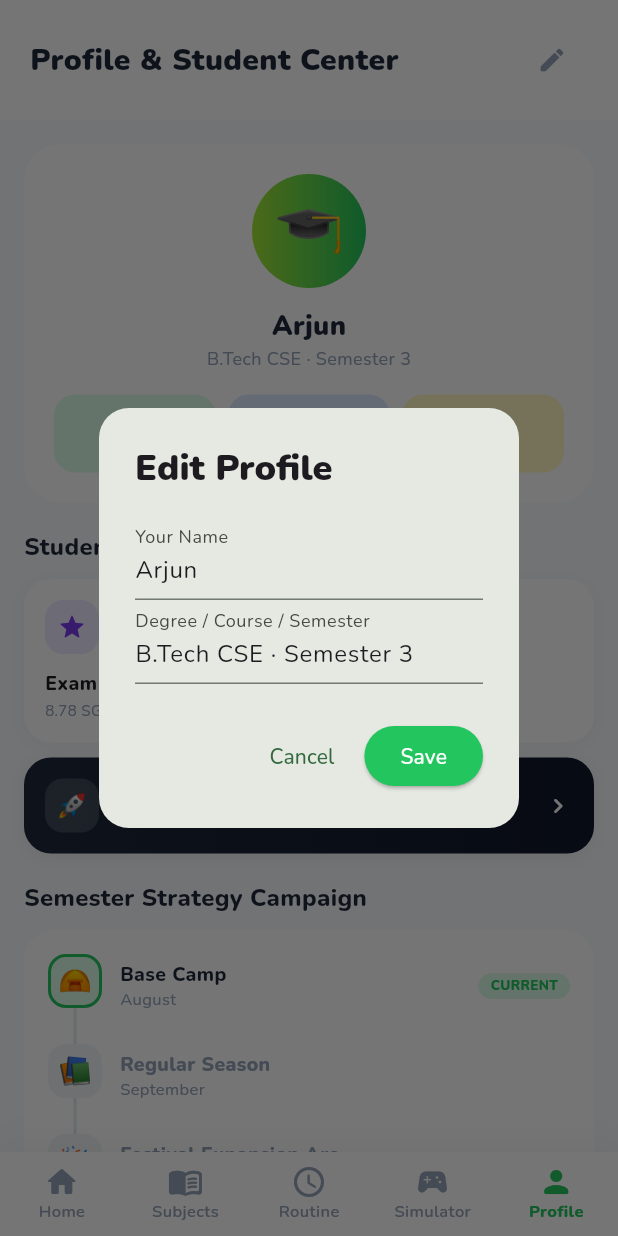
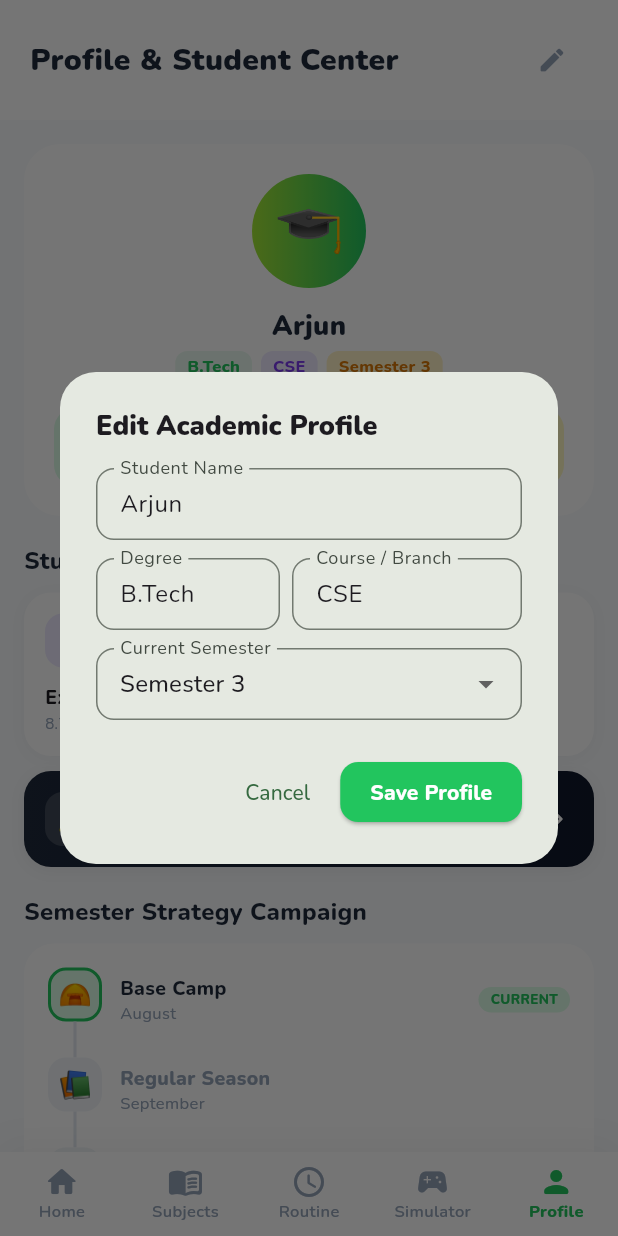
Before and after one commit to Diptish-De/attendance-tracker, a Flutter app: the screen it shows after launch, item 5 of the bottom bar chosen, after a tap on the "edit" icon, on a phone screen of 412 x 824 dp. Run offline on Flutter 3.47's test engine with Material 3 defaults, Android fonts, the phone set to English and light mode, and no system bars; our stand-ins replace google_fonts, shared_preferences.

Commit message:
feat: separate Degree, Course/Branch, and Semester into dedicated fields with custom selectors and profile chips

```diff
--- a/lib/screens/dashboard_screen.dart
+++ b/lib/screens/dashboard_screen.dart
@@ -105,7 +105,7 @@
                               ),
                             ),
                             Text(
-                              store.degree,
+                              store.academicDetailsFormatted,
                               style: const TextStyle(
                                 fontSize: 11,
                                 color: AppColors.textSecondary,
--- a/lib/screens/profile_screen.dart
+++ b/lib/screens/profile_screen.dart
@@ -95,12 +95,46 @@
                               color: AppColors.textPrimary,
                             ),
                           ),
-                          Text(
+                          const SizedBox(height: 4),
+                          Row(
+                            mainAxisAlignment: MainAxisAlignment.center,
+                            children: [
+                              Container(
+                                padding: const EdgeInsets.symmetric(horizontal: 8, vertical: 3),
+                                decoration: BoxDecoration(
+                                  color: AppColors.primary.withValues(alpha: 0.1),
+                                  borderRadius: BorderRadius.circular(8),
+                                ),
+                                child: Text(
                                   widget.store.degree,
-                            style: const TextStyle(
-                              fontSize: 12,
-                              color: AppColors.textSecondary,
+                                  style: const TextStyle(fontSize: 11, fontWeight: FontWeight.w800, color: AppColors.primary),
                                 ),
+                              ),
+                              const SizedBox(width: 6),
+                              Container(
+                                padding: const EdgeInsets.symmetric(horizontal: 8, vertical: 3),
+                                decoration: BoxDecoration(
+                                  color: const Color(0xFFEDE9FE),
+                                  borderRadius: BorderRadius.circular(8),
+                                ),
+                                child: Text(
+                                  widget.store.course,
+                                  style: const TextStyle(fontSize: 11, fontWeight: FontWeight.w800, color: Color(0xFF7C3AED)),
+                                ),
+                              ),
+                              const SizedBox(width: 6),
+                              Container(
+                                padding: const EdgeInsets.symmetric(horizontal: 8, vertical: 3),
+                                decoration: BoxDecoration(
+                                  color: const Color(0xFFFEF3C7),
+                                  borderRadius: BorderRadius.circular(8),
+                                ),
+                                child: Text(
+                                  widget.store.semester,
+                                  style: const TextStyle(fontSize: 11, fontWeight: FontWeight.w800, color: Color(0xFFD97706)),
+                                ),
+                              ),
+                            ],
                           ),
                           const SizedBox(height: 16),
                           Row(
@@ -423,37 +457,121 @@
   void _showEditProfileDialog(BuildContext context) {
     final nameCtrl = TextEditingController(text: widget.store.studentName);
     final degCtrl = TextEditingController(text: widget.store.degree);
+    final crsCtrl = TextEditingController(text: widget.store.course);
+    String selectedSem = widget.store.semester;
+
+    final semestersList = [
+      'Semester 1',
+      'Semester 2',
+      'Semester 3',
+      'Semester 4',
+      'Semester 5',
+      'Semester 6',
+      'Semester 7',
+      'Semester 8',
+    ];
+
+    if (!semestersList.contains(selectedSem)) {
+      semestersList.add(selectedSem);
+    }
 
     showDialog(
       context: context,
-      builder: (ctx) => AlertDialog(
-        shape: RoundedRectangleBorder(borderRadius: BorderRadius.circular(20)),
-        title: const Text('Edit Profile', style: TextStyle(fontWeight: FontWeight.w900)),
-        content: Column(
+      builder: (ctx) => StatefulBuilder(
+        builder: (context, setDialogState) => AlertDialog(
+          shape: RoundedRectangleBorder(borderRadius: BorderRadius.circular(24)),
+          title: const Text('Edit Academic Profile', style: TextStyle(fontWeight: FontWeight.w900, fontSize: 18)),
+          content: SingleChildScrollView(
+            child: Column(
               mainAxisSize: MainAxisSize.min,
+              crossAxisAlignment: CrossAxisAlignment.start,
               children: [
                 TextField(
                   controller: nameCtrl,
-              decoration: const InputDecoration(labelText: 'Your Name'),
+                  decoration: InputDecoration(
+                    labelText: 'Student Name',
+                    isDense: true,
+                    border: OutlineInputBorder(borderRadius: BorderRadius.circular(12)),
                   ),
-            TextField(
+                ),
+                const SizedBox(height: 12),
+                Row(
+                  children: [
+                    Expanded(
+                      flex: 4,
+                      child: TextField(
                         controller: degCtrl,
-              decoration: const InputDecoration(labelText: 'Degree / Course / Semester'),
+                        decoration: InputDecoration(
+                          labelText: 'Degree',
+                          hintText: 'e.g. B.Tech, B.Sc, BCA',
+                          isDense: true,
+                          border: OutlineInputBorder(borderRadius: BorderRadius.circular(12)),
+                        ),
+                      ),
+                    ),
+                    const SizedBox(width: 8),
+                    Expanded(
+                      flex: 5,
+                      child: TextField(
+                        controller: crsCtrl,
+                        decoration: InputDecoration(
+                          labelText: 'Course / Branch',
+                          hintText: 'e.g. CSE, ECE, IT',
+                          isDense: true,
+                          border: OutlineInputBorder(borderRadius: BorderRadius.circular(12)),
+                        ),
+                      ),
                     ),
                   ],
+                ),
+                const SizedBox(height: 12),
+                DropdownButtonFormField<String>(
+                  value: selectedSem,
+                  decoration: InputDecoration(
+                    labelText: 'Current Semester',
+                    isDense: true,
+                    border: OutlineInputBorder(borderRadius: BorderRadius.circular(12)),
+                  ),
+                  items: semestersList
+                      .map((sem) => DropdownMenuItem(value: sem, child: Text(sem)))
+                      .toList(),
+                  onChanged: (val) {
+                    if (val != null) {
+                      setDialogState(() => selectedSem = val);
+                    }
+                  },
+                ),
+              ],
+            ),
           ),
           actions: [
             TextButton(onPressed: () => Navigator.pop(ctx), child: const Text('Cancel')),
             ElevatedButton(
               onPressed: () {
-              widget.store.updateProfile(nameCtrl.text.trim(), degCtrl.text.trim());
+                widget.store.updateProfile(
+                  nameCtrl.text.trim(),
+                  deg: degCtrl.text.trim().isEmpty ? 'B.Tech' : degCtrl.text.trim(),
+                  crs: crsCtrl.text.trim().isEmpty ? 'CSE' : crsCtrl.text.trim(),
+                  sem: selectedSem,
+                );
                 Navigator.pop(ctx);
                 setState(() {});
+                ScaffoldMessenger.of(context).showSnackBar(
+                  const SnackBar(
+                    content: Text('Academic profile updated! 🎓'),
+                    backgroundColor: AppColors.safe,
+                  ),
+                );
               },
-            style: ElevatedButton.styleFrom(backgroundColor: AppColors.primary),
-            child: const Text('Save', style: TextStyle(color: Colors.white)),
+              style: ElevatedButton.styleFrom(
+                backgroundColor: AppColors.primary,
+                shape: RoundedRectangleBorder(borderRadius: BorderRadius.circular(12)),
+                padding: const EdgeInsets.symmetric(horizontal: 20, vertical: 10),
+              ),
+              child: const Text('Save Profile', style: TextStyle(color: Colors.white, fontWeight: FontWeight.w800)),
             ),
           ],
+        ),
       ),
     );
   }
--- a/lib/services/attendance_store.dart
+++ b/lib/services/attendance_store.dart
@@ -12,7 +12,9 @@
 
   bool isDarkMode = false;
   String studentName = 'Arjun';
-  String degree = 'B.Tech CSE · Semester 3';
+  String degree = 'B.Tech';
+  String course = 'CSE';
+  String semester = 'Semester 3';
   int streakDays = 12;
   DateTime semesterStartDate = DateTime(2026, 7, 1);
   DateTime semesterEndDate = DateTime(2026, 12, 15);
@@ -29,6 +31,8 @@
   List<SquadGroup> squadGroups = [];
   String? activeSquadId;
 
+  String get academicDetailsFormatted => '$degree $course · $semester';
+
   SquadGroup? get activeSquad {
     if (squadGroups.isEmpty) return null;
     if (activeSquadId == null) return squadGroups.first;
@@ -40,7 +44,9 @@
       final prefs = await SharedPreferences.getInstance();
       isDarkMode = prefs.getBool('isDarkMode') ?? false;
       studentName = prefs.getString('studentName') ?? 'Arjun';
-      degree = prefs.getString('degree') ?? 'B.Tech CSE · Semester 3';
+      degree = prefs.getString('degree') ?? 'B.Tech';
+      course = prefs.getString('course') ?? 'CSE';
+      semester = prefs.getString('semester') ?? 'Semester 3';
       streakDays = prefs.getInt('streakDays') ?? 12;
 
       final subjectsJson = prefs.getString('subjects');
@@ -111,6 +117,8 @@
       await prefs.setBool('isDarkMode', isDarkMode);
       await prefs.setString('studentName', studentName);
       await prefs.setString('degree', degree);
+      await prefs.setString('course', course);
+      await prefs.setString('semester', semester);
       await prefs.setInt('streakDays', streakDays);
       await prefs.setString('subjects', jsonEncode(subjects.map((s) => s.toJson()).toList()));
       await prefs.setString('routine', jsonEncode(routine.map((r) => r.toJson()).toList()));
@@ -633,9 +641,11 @@
     return AttendanceRisk.critical;
   }
 
-  void updateProfile(String name, String deg) {
+  void updateProfile(String name, {String? deg, String? crs, String? sem}) {
     studentName = name;
-    degree = deg;
+    if (deg != null) degree = deg;
+    if (crs != null) course = crs;
+    if (sem != null) semester = sem;
     saveToPreferences();
     notifyListeners();
   }
```
Lines whose indentation alone changed are shown as unchanged.
